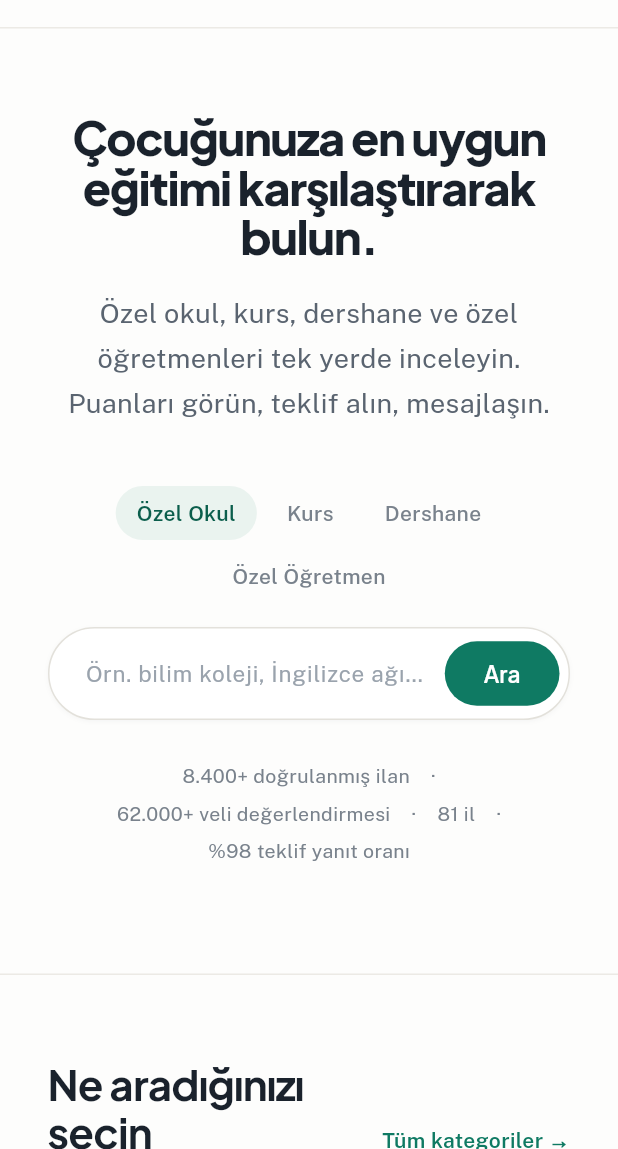
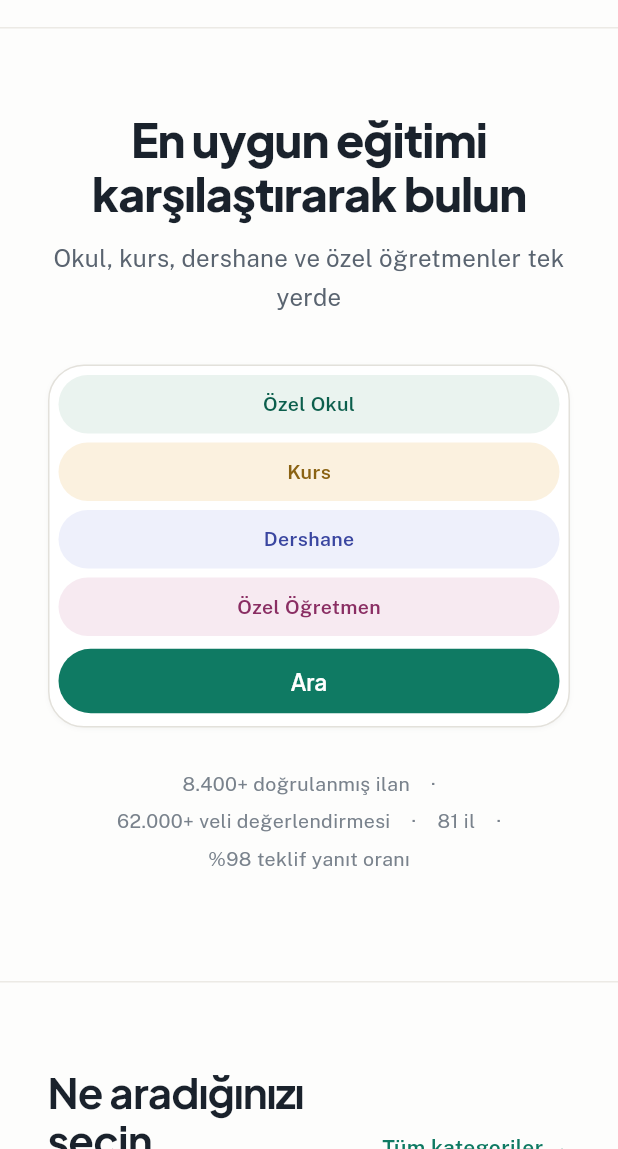
Before and after one commit to gokhan6167/egitimciler_platformu, a Flutter app: the screen it shows after launch, on a phone screen of 412 x 824 dp, the part 87-1236 px from its top. Run offline on Flutter 3.47's test engine with Material 3 defaults, Android fonts, the phone set to English and light mode, and no system bars; our stand-ins replace google_fonts; accounts and stored records are empty; network calls fail.

Commit message:
Update landing hero to revised v2 design
The design file changed: shorter single-line headline ("En uygun
egitimi karsilastirarak bulun"), shorter subtitle, and the search pill
now holds four equal-width pastel category buttons (school green,
course amber, dershane indigo, teacher pink) plus Ara - no free-text
input. Each button opens that type's own search page directly, Ara
opens the active tab's page. Narrow screens wrap the buttons inside a
rounded card with a full-width Ara.

Co-Authored-By: Claude Fable 5 <noreply@anthropic.com>

```diff
--- a/lib/screens/landing_screen.dart
+++ b/lib/screens/landing_screen.dart
@@ -21,23 +21,25 @@ class LandingScreen extends StatefulWidget {
   State<LandingScreen> createState() => _LandingScreenState();
 }
 
+/// Hero category tab from the v2 design: each has its own pastel color
+/// and opens that type's search page directly.
 class _SearchTab {
-  const _SearchTab(this.label, this.hint);
+  const _SearchTab(this.label, this.bg, this.fg);
 
   final String label;
-  final String hint;
+  final Color bg;
+  final Color fg;
 }
 
 class _LandingScreenState extends State<LandingScreen> {
   int _activeTab = 0;
-  final _searchController = TextEditingController();
   final _howItWorksKey = GlobalKey();
 
   static const _tabs = [
-    _SearchTab('Özel Okul', 'Örn. bilim koleji, İngilizce ağırlıklı'),
-    _SearchTab('Kurs', 'Örn. matematik, kodlama, İngilizce'),
-    _SearchTab('Dershane', 'Örn. LGS, YKS hazırlık'),
-    _SearchTab('Özel Öğretmen', 'Örn. birebir matematik, evde'),
+    _SearchTab('Özel Okul', Color(0xFFEAF3EF), Color(0xFF0B5E4C)),
+    _SearchTab('Kurs', Color(0xFFFBF1DF), Color(0xFF8A6212)),
+    _SearchTab('Dershane', Color(0xFFEEF0FB), Color(0xFF3A46A0)),
+    _SearchTab('Özel Öğretmen', Color(0xFFF7EAF1), Color(0xFF8A2E63)),
   ];
 
   static const _tabTypes = [
@@ -46,12 +48,6 @@ class _LandingScreenState extends State<LandingScreen> {
     ProviderType.dershane,
     ProviderType.privateTeacher,
   ];
-
-  @override
-  void dispose() {
-    _searchController.dispose();
-    super.dispose();
-  }
 
   void _goToSignIn() {
     Navigator.of(context).push(
@@ -62,17 +58,6 @@ class _LandingScreenState extends State<LandingScreen> {
   void _goToRegister() {
     Navigator.of(context).push(
       MaterialPageRoute(builder: (_) => const RegisterScreen()),
-    );
-  }
-
-  /// Run the hero search: store query + selected type, then open the
-  /// results page — no sign-in required to browse and compare.
-  void _submitSearch() {
-    final app = context.read<AppState>();
-    app.setSearch(_searchController.text);
-    app.setFilters(type: _tabTypes[_activeTab]);
-    Navigator.of(context).push(
-      MaterialPageRoute(builder: (_) => const SearchResultsScreen()),
     );
   }
 
@@ -237,44 +222,31 @@ class _LandingScreenState extends State<LandingScreen> {
             ConstrainedBox(
               constraints: const BoxConstraints(maxWidth: 760),
               child: Text(
-                'Çocuğunuza en uygun eğitimi karşılaştırarak bulun.',
+                'En uygun eğitimi karşılaştırarak bulun',
                 textAlign: TextAlign.center,
                 style: pusulaHeading(
-                  fontSize: _narrow ? 31 : (_wide ? 54 : 38),
+                  fontSize: _narrow ? 31 : (_wide ? 40 : 34),
                   fontWeight: FontWeight.w800,
-                  height: 1.08,
-                  letterSpacingFactor: -0.03,
+                  height: 1.15,
+                  letterSpacingFactor: -0.02,
                 ),
               ),
             ),
-            const SizedBox(height: 20),
+            const SizedBox(height: 12),
             ConstrainedBox(
-              constraints: const BoxConstraints(maxWidth: 560),
+              constraints: const BoxConstraints(maxWidth: 480),
               child: const Text(
-                'Özel okul, kurs, dershane ve özel öğretmenleri tek yerde inceleyin. '
-                'Puanları görün, teklif alın, mesajlaşın.',
+                'Okul, kurs, dershane ve özel öğretmenler tek yerde',
                 textAlign: TextAlign.center,
                 style: TextStyle(
-                    fontSize: 18, height: 1.65, color: PusulaColors.body),
+                    fontSize: 16, height: 1.6, color: PusulaColors.body),
               ),
             ),
-            const SizedBox(height: 40),
+            const SizedBox(height: 32),
             ConstrainedBox(
               constraints: const BoxConstraints(maxWidth: 720),
               child: Column(
                 children: [
-                  // On narrow screens the tabs don't fit inside the pill.
-                  if (!_wide) ...[
-                    Wrap(
-                      spacing: 6,
-                      runSpacing: 6,
-                      alignment: WrapAlignment.center,
-                      children: [
-                        for (var i = 0; i < _tabs.length; i++) _heroTab(i),
-                      ],
-                    ),
-                    const SizedBox(height: 16),
-                  ],
                   _searchBar(),
                   const SizedBox(height: 28),
                   const Wrap(
@@ -302,41 +274,45 @@ class _LandingScreenState extends State<LandingScreen> {
 
   static const _statStyle = TextStyle(fontSize: 13, color: PusulaColors.muted);
 
-  /// Category tab pill; compact when rendered inside the search bar.
-  Widget _heroTab(int i, {bool compact = false}) {
-    final active = i == _activeTab;
+  /// Colored category button inside the search pill; opens the type's
+  /// own search page, exactly as in the v2 design.
+  Widget _heroTab(int i) {
+    final tab = _tabs[i];
     return InkWell(
       borderRadius: BorderRadius.circular(100),
-      onTap: () => setState(() => _activeTab = i),
+      onTap: () {
+        setState(() => _activeTab = i);
+        _browseCategory(_tabTypes[i]);
+      },
       child: Container(
-        padding: compact
-            ? const EdgeInsets.symmetric(horizontal: 12, vertical: 10)
-            : const EdgeInsets.symmetric(horizontal: 14, vertical: 8),
+        padding: const EdgeInsets.symmetric(horizontal: 12, vertical: 10),
+        alignment: Alignment.center,
         decoration: BoxDecoration(
-          color: active ? PusulaColors.primarySoft : Colors.transparent,
+          color: tab.bg,
           borderRadius: BorderRadius.circular(100),
         ),
         child: Text(
-          _tabs[i].label,
+          tab.label,
+          maxLines: 1,
+          overflow: TextOverflow.ellipsis,
           style: TextStyle(
-            fontSize: compact ? 13 : 14,
-            fontWeight: active ? FontWeight.w600 : FontWeight.w500,
-            color: active ? PusulaColors.primaryDark : PusulaColors.muted,
+            fontSize: 13,
+            fontWeight: FontWeight.w600,
+            color: tab.fg,
           ),
         ),
       ),
     );
   }
 
-  /// Design v2 search pill: category tabs inside on the left, divider,
-  /// query input and the Ara button — all in one rounded bar.
+  /// Design v2 search pill: four colored category buttons + Ara.
   Widget _searchBar() {
-    return Container(
+    final pill = Container(
       padding: const EdgeInsets.all(6),
       decoration: BoxDecoration(
         color: PusulaColors.card,
         border: Border.all(color: const Color(0xFFE3E1DB)),
-        borderRadius: BorderRadius.circular(100),
+        borderRadius: BorderRadius.circular(_narrow ? 24 : 100),
         boxShadow: [
           BoxShadow(
             color: PusulaColors.ink.withValues(alpha: 0.04),
@@ -345,50 +321,47 @@ class _LandingScreenState extends State<LandingScreen> {
           ),
         ],
       ),
-      child: Row(
+      child: _narrow
+          ? Column(
               children: [
-          if (_wide) ...[
-            const SizedBox(width: 4),
-            for (var i = 0; i < _tabs.length; i++) ...[
-              if (i > 0) const SizedBox(width: 2),
-              _heroTab(i, compact: true),
+                Wrap(
+                  spacing: 6,
+                  runSpacing: 6,
+                  alignment: WrapAlignment.center,
+                  children: [
+                    for (var i = 0; i < _tabs.length; i++) _heroTab(i),
                   ],
-            Container(
-                width: 1,
-                height: 22,
-                color: PusulaColors.border,
-                margin: const EdgeInsets.symmetric(horizontal: 14)),
-          ] else
-            const SizedBox(width: 18),
-          Expanded(
-            child: TextField(
-              controller: _searchController,
-              onSubmitted: (_) => _submitSearch(),
-              style: const TextStyle(fontSize: 15, color: PusulaColors.ink),
-              decoration: InputDecoration(
-                hintText: _tabs[_activeTab].hint,
-                hintStyle:
-                    const TextStyle(fontSize: 15, color: PusulaColors.faint),
-                border: InputBorder.none,
-                enabledBorder: InputBorder.none,
-                focusedBorder: InputBorder.none,
-                filled: false,
-                isDense: true,
-                contentPadding: EdgeInsets.zero,
+                ),
+                const SizedBox(height: 6),
+                SizedBox(
+                  width: double.infinity,
+                  child: FilledButton(
+                    style: FilledButton.styleFrom(
+                        padding: const EdgeInsets.symmetric(vertical: 12)),
+                    onPressed: () => _browseCategory(_tabTypes[_activeTab]),
+                    child: const Text('Ara'),
                   ),
                 ),
-          ),
-          const SizedBox(width: 12),
+              ],
+            )
+          : Row(
+              children: [
+                for (var i = 0; i < _tabs.length; i++) ...[
+                  if (i > 0) const SizedBox(width: 6),
+                  Expanded(child: _heroTab(i)),
+                ],
+                const SizedBox(width: 6),
                 FilledButton(
                   style: FilledButton.styleFrom(
-                padding:
-                    const EdgeInsets.symmetric(horizontal: 26, vertical: 12)),
-            onPressed: _submitSearch,
+                      padding: const EdgeInsets.symmetric(
+                          horizontal: 26, vertical: 12)),
+                  onPressed: () => _browseCategory(_tabTypes[_activeTab]),
                   child: const Text('Ara'),
                 ),
               ],
             ),
     );
+    return pill;
   }
 
   // ---------- Categories ----------
```
Also changed, not shown: 2 other files. Lines whose indentation alone changed are shown as unchanged.
